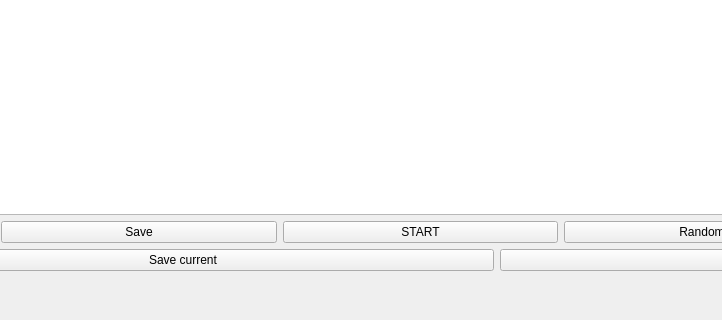
This is gamewindow.ui in BartnikLukasz/GameOfLife as Qt 5 draws it before an edit; both pictures show x 280 to 1002 and y 470 to 790 of the 1407 by 790 pixel window. The edited form follows.
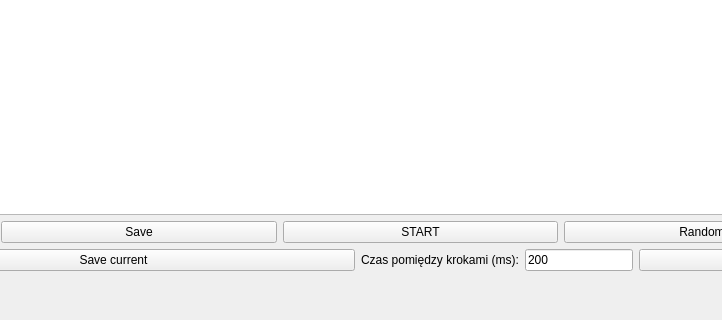
This is the edited form.

Commit message: Added changing time between steps functionality

Patch:
```diff
--- a/gamewindow.ui
+++ b/gamewindow.ui
@@ -84,6 +84,35 @@
          </property>
         </widget>
        </item>
+       <item>
+        <widget class="QLabel" name="label">
+         <property name="sizePolicy">
+          <sizepolicy hsizetype="Maximum" vsizetype="Preferred">
+           <horstretch>0</horstretch>
+           <verstretch>0</verstretch>
+          </sizepolicy>
+         </property>
+         <property name="text">
+          <string>Czas pomiędzy krokami (ms):</string>
+         </property>
+        </widget>
+       </item>
+       <item>
+        <widget class="QLineEdit" name="timeEdit">
+         <property name="sizePolicy">
+          <sizepolicy hsizetype="Maximum" vsizetype="Fixed">
+           <horstretch>0</horstretch>
+           <verstretch>0</verstretch>
+          </sizepolicy>
+         </property>
+         <property name="text">
+          <string>200</string>
+         </property>
+         <property name="placeholderText">
+          <string>Czas pomiędzy krokami w ms</string>
+         </property>
+        </widget>
+       </item>
        <item>
         <widget class="QComboBox" name="algorithmComboBox"/>
        </item>
```
The commit also changes 3 other files.
